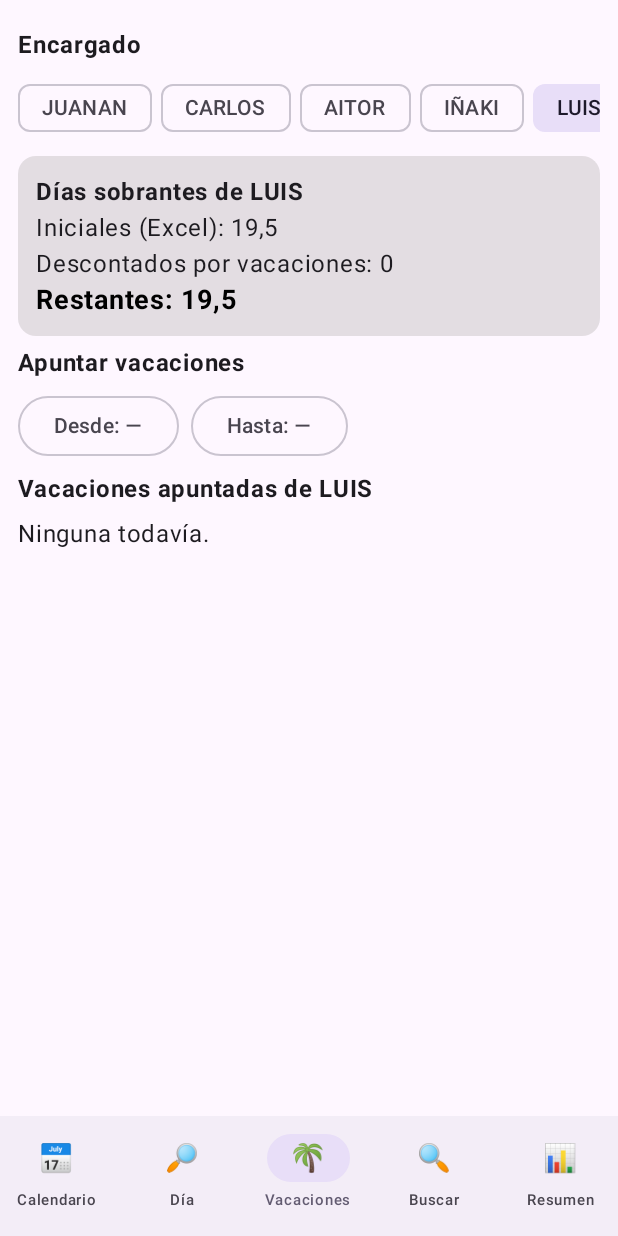
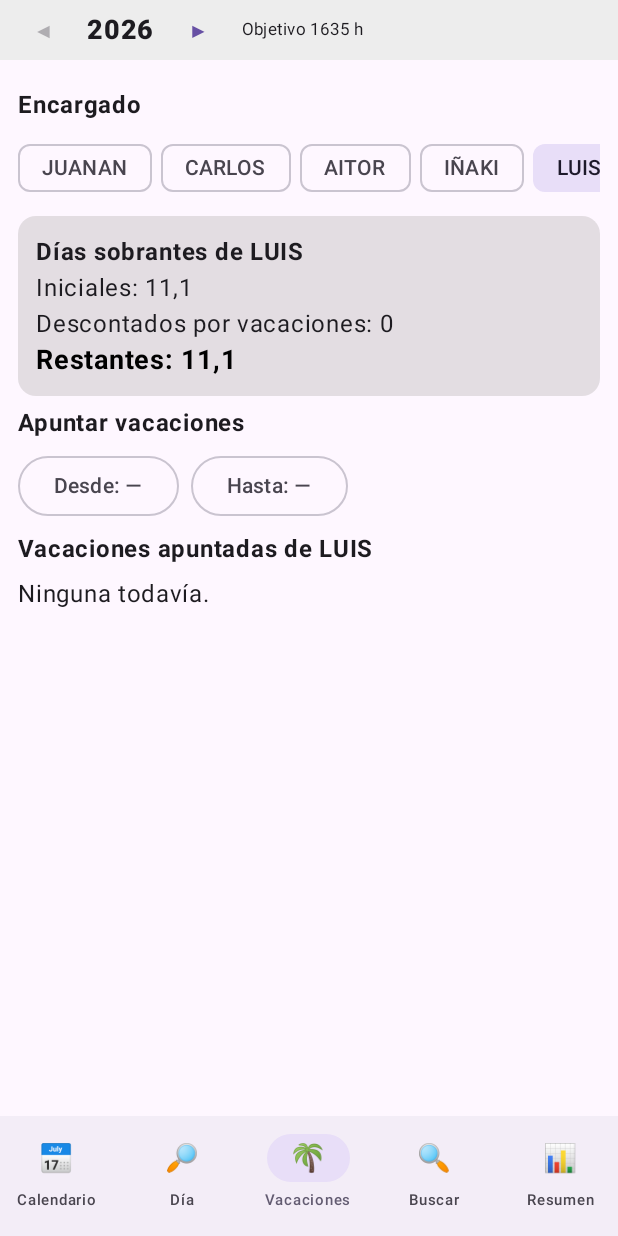
Before and after one commit to luisp193/CalendarioEncargados-2027, an Android app built with Jetpack Compose: the screen it shows after launch (MainActivity), item 3 of the bottom bar chosen, on a phone screen of 412 x 824 dp. Run offline under Robolectric (Android 15) with nearby library versions, the phone set to English and light mode, and no system bars.

Commit message:
V4: años 2026 (1635 h), 2027 y previsiones hasta 2040 con selector de año
Co-Authored-By: Claude Sonnet 5.5 <noreply@anthropic.com>

```diff
--- a/app/src/main/java/com/luis/calendario/Data.kt
+++ b/app/src/main/java/com/luis/calendario/Data.kt
@@ -40,26 +40,16 @@ object Turno {
     val trabajo = listOf('M', 'T', 'N', 'D', 'P', 'A')
 }
 
-class Person(val name: String, val plan: String, val sobrantes: Double)
+class Person(val name: String, val plan: String)
 
-class Cal(json: String) {
-    val year: Int
-    val target: Int
-    val people: List<Person>
-    private val holidays: String
-
-    init {
-        val o = JSONObject(json)
-        year = o.getInt("year")
-        target = o.getInt("target")
-        holidays = o.getString("holidays")
-        val arr = o.getJSONArray("people")
-        people = (0 until arr.length()).map {
-            val p = arr.getJSONObject(it)
-            Person(p.getString("name"), p.getString("plan"), p.getDouble("sobrantes"))
-        }
-    }
-
+/** Un año de calendario. `forecast` = generado con el ciclo de 5 semanas (sin festivos). */
+class Cal(
+    val year: Int,
+    val target: Int,
+    val people: List<Person>,
+    private val holidays: String,
+    val forecast: Boolean
+) {
     val days: Int get() = holidays.length
     val luis: Int = people.indexOfFirst { it.name == "LUIS" }.coerceAtLeast(0)
 
@@ -69,28 +59,85 @@ class Cal(json: String) {
     fun isHoliday(i: Int) = holidays[i] == '1'
     fun isWeekend(i: Int) = date(i).dayOfWeek.value >= 6
 
-    /** Turno del Excel, sin vacaciones. */
+    /** Turno del calendario, sin vacaciones. */
     fun plan(p: Int, i: Int): Char = people[p].plan[i]
 
     fun monthStart(m: Int): Int = index(LocalDate.of(year, m, 1))
     fun monthLength(m: Int): Int = LocalDate.of(year, m, 1).lengthOfMonth()
 }
 
-/** Vacaciones apuntadas (se guardan en el móvil). */
-class Vacaciones(private val ctx: Context, private val cal: Cal) {
+/** Todos los años: 2026 y 2027 vienen del Excel; los siguientes se generan con el ciclo de 5 semanas. */
+class Calendarios(json: String) {
+    companion object {
+        const val ULTIMO = 2040
+    }
+
+    private val o = JSONObject(json)
+    private val cycleStart = LocalDate.parse(o.getString("cycleStart"))
+    private val defaultTarget = o.getInt("defaultTarget")
+    private val cycle = o.getJSONObject("cycle")
+    private val cache = HashMap<Int, Cal>()
+    private val excel = HashMap<Int, JSONObject>()
+
+    init {
+        val arr = o.getJSONArray("years")
+        for (k in 0 until arr.length()) excel[arr.getJSONObject(k).getInt("year")] = arr.getJSONObject(k)
+    }
+
+    val primero: Int = excel.keys.min()
+    val years: List<Int> = (primero..ULTIMO).toList()
+
+    fun get(year: Int): Cal = cache.getOrPut(year) {
+        val e = excel[year]
+        if (e != null) {
+            val arr = e.getJSONArray("people")
+            Cal(
+                year, e.getInt("target"),
+                (0 until arr.length()).map { Person(arr.getJSONObject(it).getString("name"), arr.getJSONObject(it).getString("plan")) },
+                e.getString("holidays"), false
+            )
+        } else {
+            val n = LocalDate.of(year, 1, 1).lengthOfYear()
+            val ini = LocalDate.of(year, 1, 1).toEpochDay() - cycleStart.toEpochDay()
+            val orden = excel.getValue(primero).getJSONArray("people").let { a -> (0 until a.length()).map { a.getJSONObject(it).getString("name") } }
+            Cal(
+                year, defaultTarget,
+                orden.map { nm ->
+                    val c = cycle.getString(nm)
+                    Person(nm, String(CharArray(n) { i -> c[Math.floorMod(ini + i, 35L).toInt()] }))
+                },
+                "0".repeat(n), true
+            )
+        }
+    }
+}
+
+/** Vacaciones apuntadas (se guardan en el móvil), por fecha, para todos los años. */
+class VacStore(ctx: Context) {
     private val prefs = ctx.getSharedPreferences("vacaciones", Context.MODE_PRIVATE)
 
-    /** nombre -> días del año (índice 0..364) */
-    var map: Map<String, Set<Int>> by mutableStateOf(load())
+    /** nombre -> días (epochDay) */
+    var map: Map<String, Set<Long>> by mutableStateOf(load())
         private set
 
-    private fun load(): Map<String, Set<Int>> {
+    private fun load(): Map<String, Set<Long>> {
         return try {
-            val o = JSONObject(prefs.getString("v", "{}") ?: "{}")
-            val r = HashMap<String, Set<Int>>()
-            for (k in o.keys()) {
-                val a = o.getJSONArray(k)
-                r[k] = (0 until a.length()).map { a.getInt(it) }.toSet()
+            val r = HashMap<String, Set<Long>>()
+            val nuevo = prefs.getString("v2", null)
+            if (nuevo != null) {
+                val o = JSONObject(nuevo)
+                for (k in o.keys()) {
+                    val a = o.getJSONArray(k)
+                    r[k] = (0 until a.length()).map { a.getLong(it) }.toSet()
+                }
+            } else {
+                // Formato antiguo (V1-V3): índices de día de 2027
+                val o = JSONObject(prefs.getString("v", "{}") ?: "{}")
+                val base = LocalDate.of(2027, 1, 1).toEpochDay()
+                for (k in o.keys()) {
+                    val a = o.getJSONArray(k)
+                    r[k] = (0 until a.length()).map { base + a.getInt(it) }.toSet()
+                }
             }
             r
         } catch (e: Exception) {
@@ -98,30 +145,43 @@ class Vacaciones(private val ctx: Context, private val cal: Cal) {
         }
     }
 
-    private fun save(m: Map<String, Set<Int>>) {
+    private fun save(m: Map<String, Set<Long>>) {
         val o = JSONObject()
         for ((k, v) in m) o.put(k, JSONArray(v.sorted()))
-        prefs.edit().putString("v", o.toString()).apply()
+        prefs.edit().putString("v2", o.toString()).apply()
         map = m
     }
 
-    fun has(p: Int, i: Int) = map[cal.people[p].name]?.contains(i) == true
-
-    fun days(p: Int): Set<Int> = map[cal.people[p].name] ?: emptySet()
-
-    fun add(p: Int, from: Int, to: Int) {
-        val n = cal.people[p].name
+    fun add(name: String, from: Long, to: Long) {
         val m = map.toMutableMap()
-        m[n] = (m[n] ?: emptySet()) + (from..to)
+        m[name] = (m[name] ?: emptySet()) + (from..to)
         save(m)
     }
 
-    fun remove(p: Int, from: Int, to: Int) {
-        val n = cal.people[p].name
+    fun remove(name: String, from: Long, to: Long) {
         val m = map.toMutableMap()
-        m[n] = (m[n] ?: emptySet()) - (from..to).toSet()
+        m[name] = (m[name] ?: emptySet()) - (from..to).toSet()
         save(m)
     }
+}
+
+/** Vistas de las vacaciones para un año concreto. */
+class Vacaciones(private val st: VacStore, private val cal: Cal) {
+    private val first = LocalDate.of(cal.year, 1, 1).toEpochDay()
+
+    /** Para claves de recomposición/caché en las pantallas. */
+    val map: Map<String, Set<Long>> get() = st.map
+
+    private fun nm(p: Int) = cal.people[p].name
+
+    fun has(p: Int, i: Int) = st.map[nm(p)]?.contains(first + i) == true
+
+    /** Índices de día (0..) del año con vacaciones. */
+    fun days(p: Int): Set<Int> =
+        (st.map[nm(p)] ?: emptySet()).map { (it - first).toInt() }.filter { it >= 0 && it < cal.days }.toSet()
+
+    fun add(p: Int, from: Int, to: Int) = st.add(nm(p), first + from, first + to)
+    fun remove(p: Int, from: Int, to: Int) = st.remove(nm(p), first + from, first + to)
 
     /** Turno efectivo: 'V' si hay vacaciones. */
     fun code(p: Int, i: Int): Char = if (has(p, i)) 'V' else cal.plan(p, i)
--- a/app/src/main/java/com/luis/calendario/MainActivity.kt
+++ b/app/src/main/java/com/luis/calendario/MainActivity.kt
@@ -7,9 +7,9 @@ import androidx.activity.compose.setContent
 class MainActivity : ComponentActivity() {
     override fun onCreate(savedInstanceState: Bundle?) {
         super.onCreate(savedInstanceState)
-        val json = assets.open("calendario2027.json").bufferedReader(Charsets.UTF_8).use { it.readText() }
-        val cal = Cal(json)
-        val vac = Vacaciones(applicationContext, cal)
-        setContent { App(cal, vac) }
+        val json = assets.open("calendarios.json").bufferedReader(Charsets.UTF_8).use { it.readText() }
+        val cals = Calendarios(json)
+        val store = VacStore(applicationContext)
+        setContent { App(cals, store) }
     }
 }
--- a/app/src/main/java/com/luis/calendario/Ui.kt
+++ b/app/src/main/java/com/luis/calendario/Ui.kt
@@ -45,6 +45,7 @@ import androidx.compose.material3.Text
 import androidx.compose.material3.TextButton
 import androidx.compose.runtime.Composable
 import androidx.compose.runtime.getValue
+import androidx.compose.runtime.key
 import androidx.compose.runtime.mutableStateOf
 import androidx.compose.runtime.remember
 import androidx.compose.runtime.setValue
@@ -171,11 +172,23 @@ fun Titulo(t: String) {
 
 // ---------- App ----------
 @Composable
-fun App(cal: Cal, vac: Vacaciones) {
+fun App(cals: Calendarios, store: VacStore) {
     var tab by remember { mutableStateOf(0) }
-    var dia by remember { mutableStateOf(hoyOInicio(cal)) }
+    val hoy = LocalDate.now()
+    var year by remember { mutableStateOf(if (hoy.year in cals.years) hoy.year else cals.primero) }
+    val cal = remember(year) { cals.get(year) }
+    val vac = remember(cal) { Vacaciones(store, cal) }
+    var dia by remember { mutableStateOf(if (hoy.year == year) hoy else LocalDate.of(year, 1, 1)) }
     var anual by remember { mutableStateOf<Int?>(null) }
     val tabs = listOf("Calendario" to "📅", "Día" to "🔎", "Vacaciones" to "🌴", "Buscar" to "🔍", "Resumen" to "📊")
+
+    fun cambiarAnio(y: Int) {
+        if (y !in cals.years) return
+        val m = dia.monthValue
+        dia = LocalDate.of(y, m, minOf(dia.dayOfMonth, LocalDate.of(y, m, 1).lengthOfMonth()))
+        year = y
+    }
+
     MaterialTheme {
         Scaffold(
             bottomBar = {
@@ -190,8 +203,28 @@ fun App(cal: Cal, vac: Vacaciones) {
                 }
             }
         ) { pad ->
-            Box(Modifier.padding(pad).fillMaxSize()) {
+            Column(Modifier.padding(pad).fillMaxSize()) {
                 val an = anual
+                if (an == null) {
+                    Row(
+                        Modifier.fillMaxWidth().height(40.dp).background(Color(0xFFEDEDED)),
+                        verticalAlignment = Alignment.CenterVertically
+                    ) {
+                        TextButton(onClick = { cambiarAnio(year - 1) }, enabled = year > cals.primero) { Text("◀") }
+                        Text("$year", fontWeight = FontWeight.ExtraBold, fontSize = 18.sp)
+                        TextButton(onClick = { cambiarAnio(year + 1) }, enabled = year < Calendarios.ULTIMO) { Text("▶") }
+                        if (cal.forecast) {
+                            Text(
+                                "PREVISIÓN: ciclo de 5 semanas, sin festivos", fontSize = 11.sp, maxLines = 2,
+                                color = Color(0xFFB45F00), fontWeight = FontWeight.Bold
+                            )
+                        } else {
+                            Text("Objetivo ${cal.target} h", fontSize = 11.sp)
+                        }
+                    }
+                }
+                Box(Modifier.weight(1f).fillMaxWidth()) {
+                    key(year) {
                         if (an != null) {
                             BackHandler { anual = null }
                             AnualScreen(cal, vac, an) { anual = null }
@@ -201,6 +234,8 @@ fun App(cal: Cal, vac: Vacaciones) {
                             2 -> VacacionesScreen(cal, vac)
                             3 -> BuscarScreen(cal, vac)
                             else -> ResumenScreen(cal, vac)
+                        }
+                    }
                 }
             }
         }
@@ -390,7 +425,7 @@ fun VacacionesScreen(cal: Cal, vac: Vacaciones) {
         Card(colors = CardDefaults.cardColors(containerColor = ColorPersona[p].copy(alpha = 0.35f)), modifier = Modifier.fillMaxWidth()) {
             Column(Modifier.padding(12.dp)) {
                 Text("Días sobrantes de ${cal.people[p].name}", fontWeight = FontWeight.Bold)
-                Text("Iniciales (Excel): ${fmtDias(vac.sobrantesIniciales(p))}")
+                Text("Iniciales: ${fmtDias(vac.sobrantesIniciales(p))}")
                 Text("Descontados por vacaciones: ${fmtDias(vac.descontados(p))}")
                 val r = vac.sobrantesRestantes(p)
                 Text("Restantes: ${fmtDias(r)}", fontWeight = FontWeight.Bold, fontSize = 18.sp, color = if (r < 0) Color(0xFFCC0000) else CNegro)
```
Also changed, not shown: app/src/main/assets/calendario2027.json (deleted, +0 -1 lines), app/src/main/assets/calendarios.json (added, +1 -0 lines), 2 other files. Lines whose indentation alone changed are shown as unchanged.
